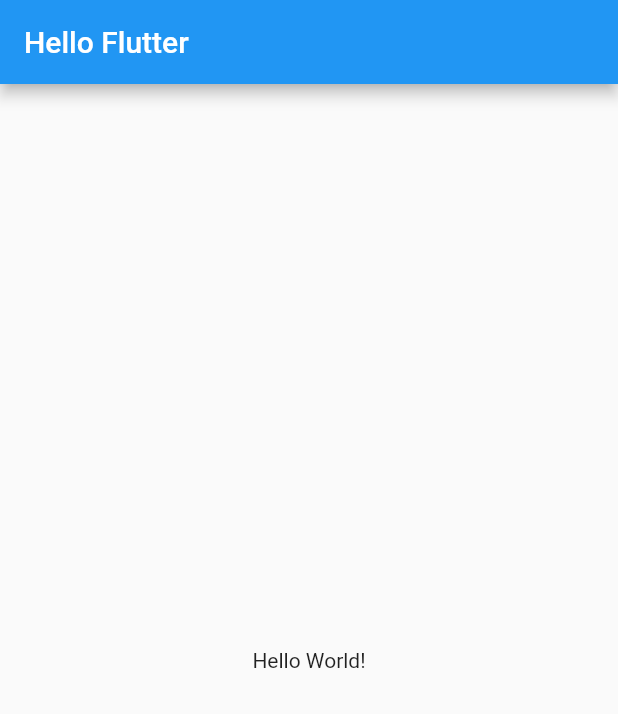
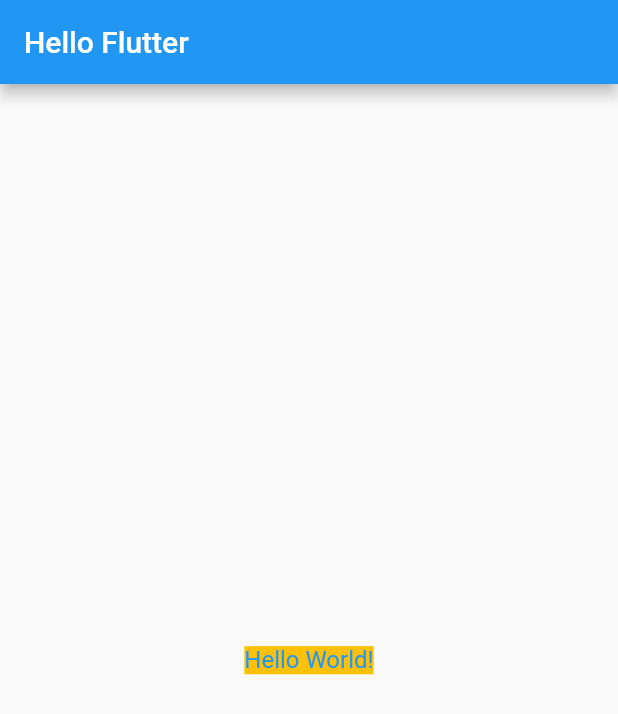
Before and after one commit to HyeonWooGa/flutter__toonflix, a Flutter app: the screen it shows after launch, on a phone screen of 412 x 824 dp. Shown: the top 714 px of the screen. Run offline on Flutter 3.47's test engine with Material 2 defaults, Android fonts, the light colour scheme and no system bars.

Commit message:
💄 Update styles of Hello World

```diff
--- a/lib/main.dart
+++ b/lib/main.dart
@@ -20,10 +20,16 @@
       home: Scaffold(
         appBar: AppBar(
           title: Text('Hello Flutter'),
+          centerTitle: false,
         ),
         body: Center(
           child: Text(
             'Hello World!',
+            style: TextStyle(
+              backgroundColor: Colors.amber,
+              fontSize: 16,
+              color: Colors.blue,
+            ),
           ),
         ),
       ),
```
